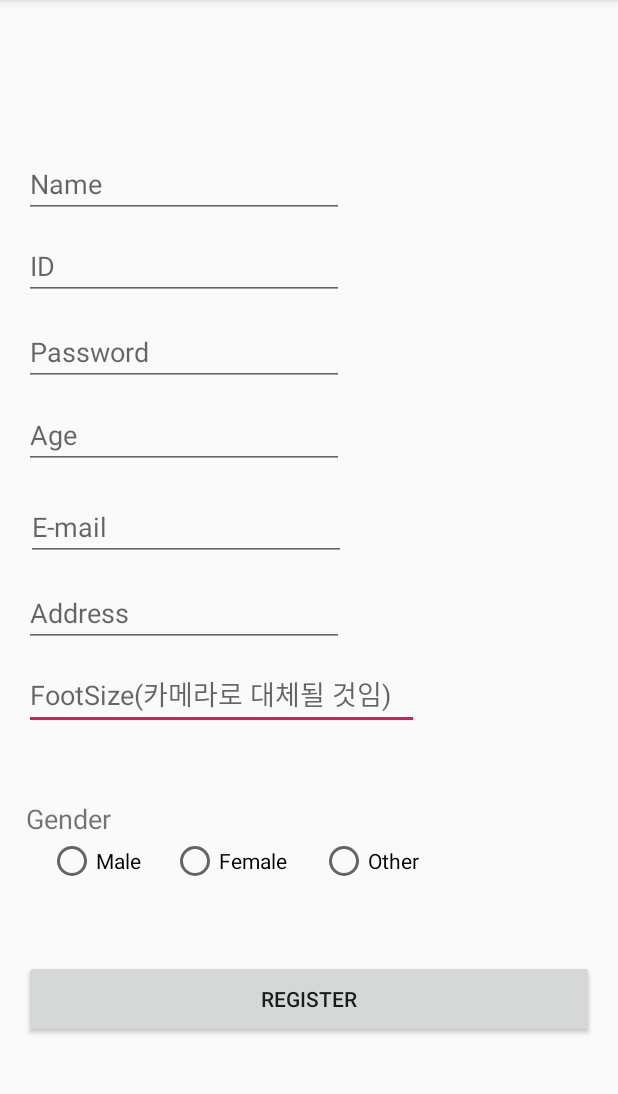
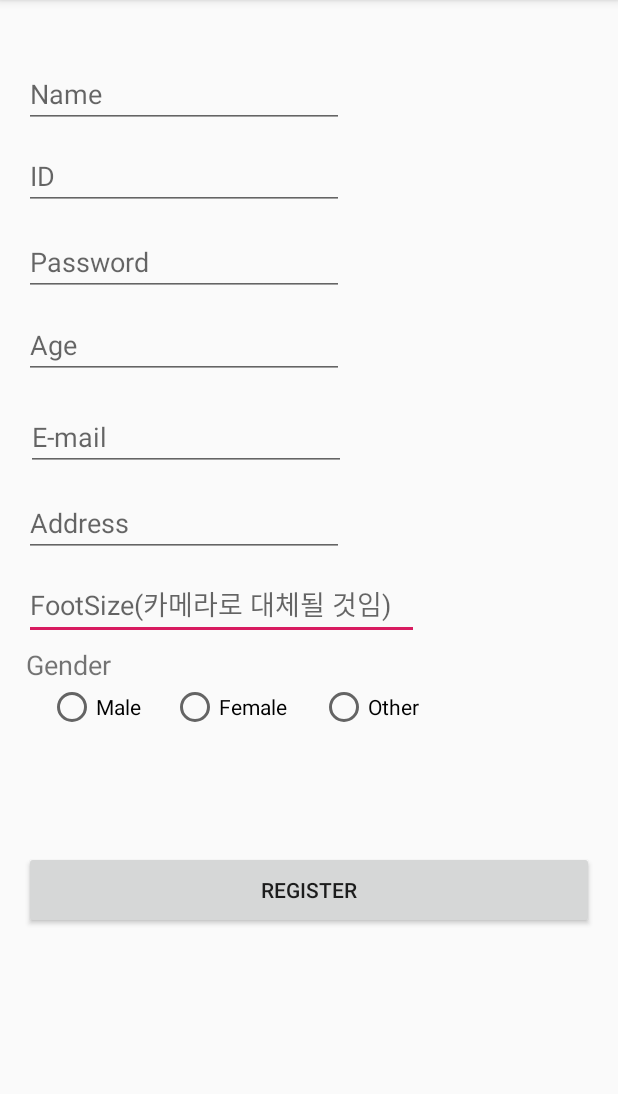
Before and after one commit to K-osA/Bien-Ajuste, an Android app: the RegisterActivity screen opened directly, with no data from a screen before it, on a phone screen of 412 x 824 dp, the part 84-1178 px from its top. Run offline under Robolectric (Android 15) with nearby library versions, the phone set to English and light mode, and no system bars; our stand-ins replace Volley.

Commit message:
implementation Register, modified register UI

```diff
--- a/app/src/main/res/layout/activity_register.xml
+++ b/app/src/main/res/layout/activity_register.xml
@@ -38,7 +38,7 @@
         android:layout_height="wrap_content"
         android:layout_marginStart="16dp"
         android:layout_marginLeft="16dp"
-        android:layout_marginTop="100dp"
+        android:layout_marginTop="40dp"
         android:ems="10"
         android:hint="Name"
         android:inputType="textPersonName"
@@ -76,12 +76,10 @@
         android:layout_width="300dp"
         android:layout_height="39dp"
         android:orientation="horizontal"
-        app:layout_constraintBottom_toTopOf="@+id/registerButton"
         app:layout_constraintEnd_toEndOf="parent"
         app:layout_constraintHorizontal_bias="0.144"
         app:layout_constraintStart_toStartOf="parent"
-        app:layout_constraintTop_toBottomOf="@+id/emailText"
-        app:layout_constraintVertical_bias="0.812">
+        app:layout_constraintTop_toBottomOf="@+id/genderText">
 
         <RadioButton
             android:id="@+id/maleButton"
@@ -126,8 +124,9 @@
         android:text="register"
         app:layout_constraintBottom_toBottomOf="parent"
         app:layout_constraintEnd_toEndOf="parent"
-        app:layout_constraintHorizontal_bias="1.0"
-        app:layout_constraintStart_toStartOf="parent" />
+        app:layout_constraintHorizontal_bias="0.0"
+        app:layout_constraintStart_toStartOf="parent"
+        app:layout_constraintTop_toBottomOf="@+id/genderGroup" />
 
     <EditText
         android:id="@+id/idText"
@@ -159,13 +158,12 @@
         android:id="@+id/genderText"
         android:layout_width="wrap_content"
         android:layout_height="wrap_content"
+        android:layout_marginTop="4dp"
         android:text="Gender"
         android:textSize="18sp"
-        app:layout_constraintBottom_toTopOf="@+id/genderGroup"
         app:layout_constraintEnd_toEndOf="parent"
         app:layout_constraintHorizontal_bias="0.048"
         app:layout_constraintStart_toStartOf="parent"
-        app:layout_constraintTop_toBottomOf="@+id/emailText"
-        app:layout_constraintVertical_bias="1.0" />
+        app:layout_constraintTop_toBottomOf="@+id/footsizeText" />
 
 </androidx.constraintlayout.widget.ConstraintLayout>
```
Also changed, not shown: app/src/main/java/com/example/bienajuste/RegisterActivity.java (+63 -5 lines).
